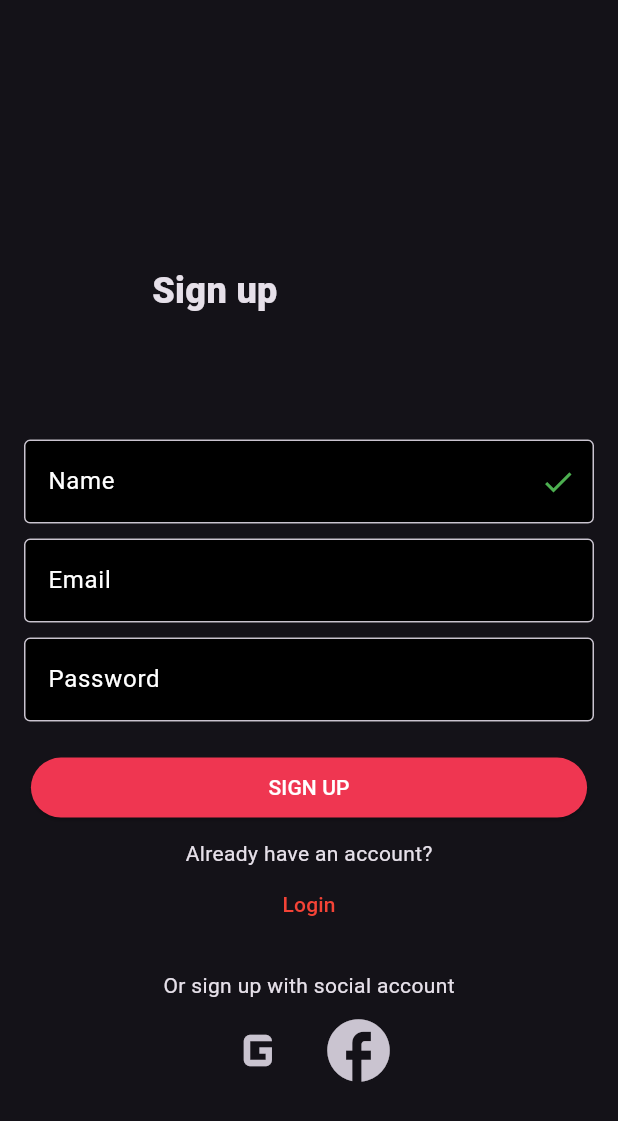
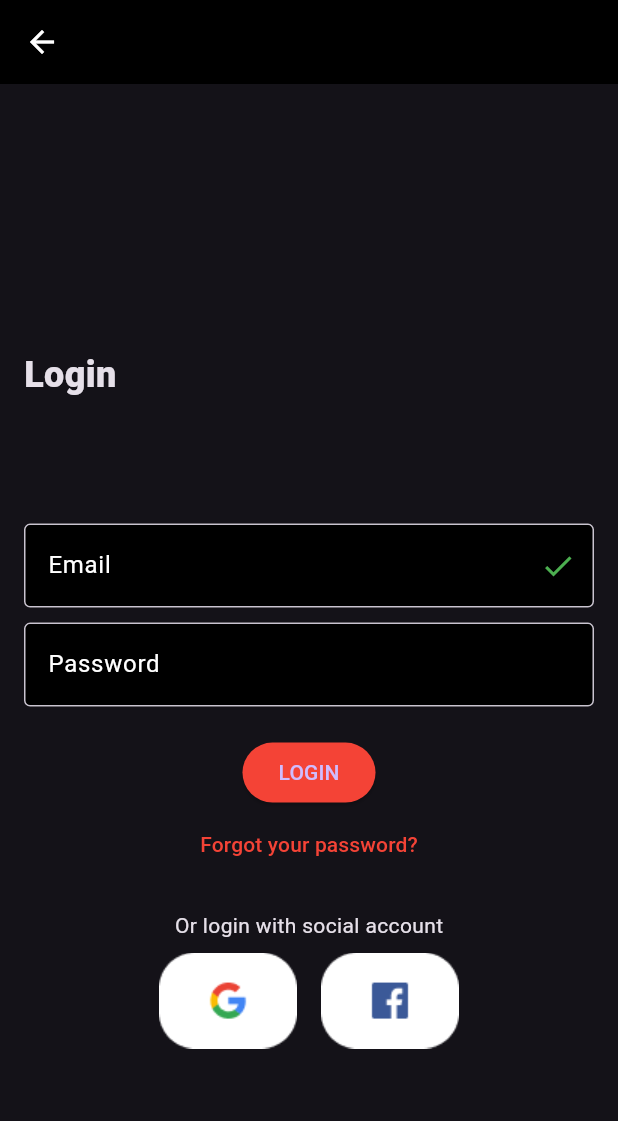
Before and after one commit to hetsaraiya/Infinite-wishes, a Flutter app: the screen it shows after launch, after a tap on "Login", on a phone screen of 412 x 824 dp. Shown: the top 1121 px of the screen. Run offline on Flutter 3.47's test engine with Material 3 defaults, Android fonts, the phone set to English and light mode, and no system bars; our stand-ins replace google_fonts, hexcolor; Roboto replaces fonts that are missing (Metrophobic).

Commit message:
correcting UI in first three page

```diff
--- a/infinitewishes/lib/Pages/login_page.dart
+++ b/infinitewishes/lib/Pages/login_page.dart
@@ -1,15 +1,18 @@
 import 'package:flutter/material.dart';
+import 'package:google_fonts/google_fonts.dart';
+import 'package:infinitewishes/Pages/forgot_password_page.dart';
 
 class LoginPage extends StatelessWidget {
   @override
   Widget build(BuildContext context) {
+    final double screenWidth = MediaQuery.of(context).size.width;
     return Scaffold(
       appBar: AppBar(
-        title: Text('Login'),
         leading: IconButton(
           icon: Icon(Icons.arrow_back),
           onPressed: () {
             // Add back button functionality here
+            Navigator.pop(context);
           },
         ),
       ),
@@ -17,6 +20,24 @@ class LoginPage extends StatelessWidget {
         padding: const EdgeInsets.all(16.0),
         child: Column(
           children: [
+            Align(
+              alignment: Alignment.topLeft,
+              child: Padding(
+                padding: EdgeInsets.only(
+                    right: screenWidth * 0.2,
+                    bottom: screenWidth * 0.2,
+                    top: screenWidth * 0.39),
+                child: SizedBox(
+                  width: 127,
+                  height: 34,
+                  child: Text(
+                    "Login",
+                    style: GoogleFonts.metrophobic()
+                        .copyWith(fontSize: 24, fontWeight: FontWeight.w900),
+                  ),
+                ),
+              ),
+            ),
             TextField(
               decoration: InputDecoration(
                 labelText: 'Email',
@@ -40,6 +61,10 @@ class LoginPage extends StatelessWidget {
             TextButton(
               onPressed: () {
                 // Navigate to forgot password page
+                Navigator.push(
+                    context,
+                    MaterialPageRoute(
+                        builder: (context) => ForgotPasswordPage()));
               },
               child: Text('Forgot your password?'),
             ),
@@ -48,18 +73,34 @@ class LoginPage extends StatelessWidget {
             Row(
               mainAxisAlignment: MainAxisAlignment.center,
               children: [
-                IconButton(
-                  icon: Icon(Icons.g_mobiledata, size: 50),
-                  onPressed: () {
-                    // Google login functionality here
-                  },
+                Padding(
+                  padding: const EdgeInsets.all(8.0),
+                  child: GestureDetector(
+                      onTap: () {
+                        //Google sign up functionality here
+                      },
+                      child: Image.asset("assets/images/Google.png")),
                 ),
-                IconButton(
-                  icon: Icon(Icons.facebook, size: 50),
-                  onPressed: () {
-                    // Facebook login functionality here
-                  },
+                Padding(
+                  padding: const EdgeInsets.all(8.0),
+                  child: GestureDetector(
+                      onTap: () {
+                        //Facebook sign up functionality here
+                      },
+                      child: Image.asset("assets/images/Facebook.png")),
                 ),
+                // IconButton(
+                //   icon: Icon(Icons.g_mobiledata, size: 50),
+                //   onPressed: () {
+                //     // Google sign up functionality here
+                //   },
+                // ),
+                // IconButton(
+                //   icon: Icon(Icons.facebook, size: 50),
+                //   onPressed: () {
+                //     // Facebook sign up functionality here
+                //   },
+                // ),
               ],
             ),
           ],
--- a/infinitewishes/lib/Pages/signup_page.dart
+++ b/infinitewishes/lib/Pages/signup_page.dart
@@ -1,6 +1,7 @@
 import 'package:flutter/material.dart';
 import 'package:google_fonts/google_fonts.dart';
 import 'package:hexcolor/hexcolor.dart';
+import 'package:infinitewishes/Pages/login_page.dart';
 
 class SignUpPage extends StatelessWidget {
   @override
@@ -11,12 +12,21 @@ class SignUpPage extends StatelessWidget {
         child: Padding(
           padding: const EdgeInsets.all(16.0),
           child: Column(
+            crossAxisAlignment: CrossAxisAlignment.center,
             children: [
-              Padding(
-                padding: EdgeInsets.only(left: screenWidth * 30),
-                child: Image.asset("assets/images/back.png"),
+              Align(
+                alignment: Alignment.topLeft,
+                child: IconButton(
+                  icon: Icon(
+                    Icons.arrow_back,
+                    color: Colors.white,
                   ),
-              Padding(
+                  onPressed: () {},
+                ),
+              ),
+              Align(
+                alignment: Alignment.topLeft,
+                child: Padding(
                   padding: EdgeInsets.only(
                       right: screenWidth * 0.2,
                       bottom: screenWidth * 0.2,
@@ -28,6 +38,7 @@ class SignUpPage extends StatelessWidget {
                       "Sign up",
                       style: GoogleFonts.metrophobic()
                           .copyWith(fontSize: 24, fontWeight: FontWeight.w900),
+                    ),
                   ),
                 ),
               ),
@@ -67,26 +78,48 @@ class SignUpPage extends StatelessWidget {
               const SizedBox(height: 10),
               const Text('Already have an account?'),
               TextButton(
-                onPressed: () {},
+                onPressed: () {
+                  Navigator.push(context,
+                      MaterialPageRoute(builder: (context) => LoginPage()));
+                },
                 child: Text('Login'),
               ),
               SizedBox(height: 20),
-              Text('Or sign up with social account'),
+              Text(
+                'Or sign up with social account',
+                style: Theme.of(context).textTheme.titleLarge,
+              ),
               Row(
                 mainAxisAlignment: MainAxisAlignment.center,
                 children: [
-                  IconButton(
-                    icon: Icon(Icons.g_mobiledata, size: 50),
-                    onPressed: () {
-                      // Google sign up functionality here
+                  Padding(
+                    padding: const EdgeInsets.all(8.0),
+                    child: GestureDetector(
+                        onTap: () {
+                          //Google sign up functionality here
                         },
+                        child: Image.asset("assets/images/Google.png")),
                   ),
-                  IconButton(
-                    icon: Icon(Icons.facebook, size: 50),
-                    onPressed: () {
-                      // Facebook sign up functionality here
+                  Padding(
+                    padding: const EdgeInsets.all(8.0),
+                    child: GestureDetector(
+                        onTap: () {
+                          //Facebook sign up functionality here
                         },
+                        child: Image.asset("assets/images/Facebook.png")),
                   ),
+                  // IconButton(
+                  //   icon: Icon(Icons.g_mobiledata, size: 50),
+                  //   onPressed: () {
+                  //     // Google sign up functionality here
+                  //   },
+                  // ),
+                  // IconButton(
+                  //   icon: Icon(Icons.facebook, size: 50),
+                  //   onPressed: () {
+                  //     // Facebook sign up functionality here
+                  //   },
+                  // ),
                 ],
               ),
             ],
--- a/infinitewishes/lib/main.dart
+++ b/infinitewishes/lib/main.dart
@@ -7,10 +7,11 @@ import '../Pages/login_page.dart';
 import '../Pages/forgot_password_page.dart';
 
 void main() {
-  runApp(MyApp());
+  runApp(const MyApp());
 }
 
 class MyApp extends StatelessWidget {
+  const MyApp({super.key});
   @override
   Widget build(BuildContext context) {
     return MaterialApp(
```
Also changed, not shown: infinitewishes/lib/Pages/forgot_password_page.dart (+22 -2 lines), infinitewishes/assets/images/Facebook.png (added), infinitewishes/assets/images/Google.png, infinitewishes/pubspec.lock. Lines whose indentation alone changed are shown as unchanged.
